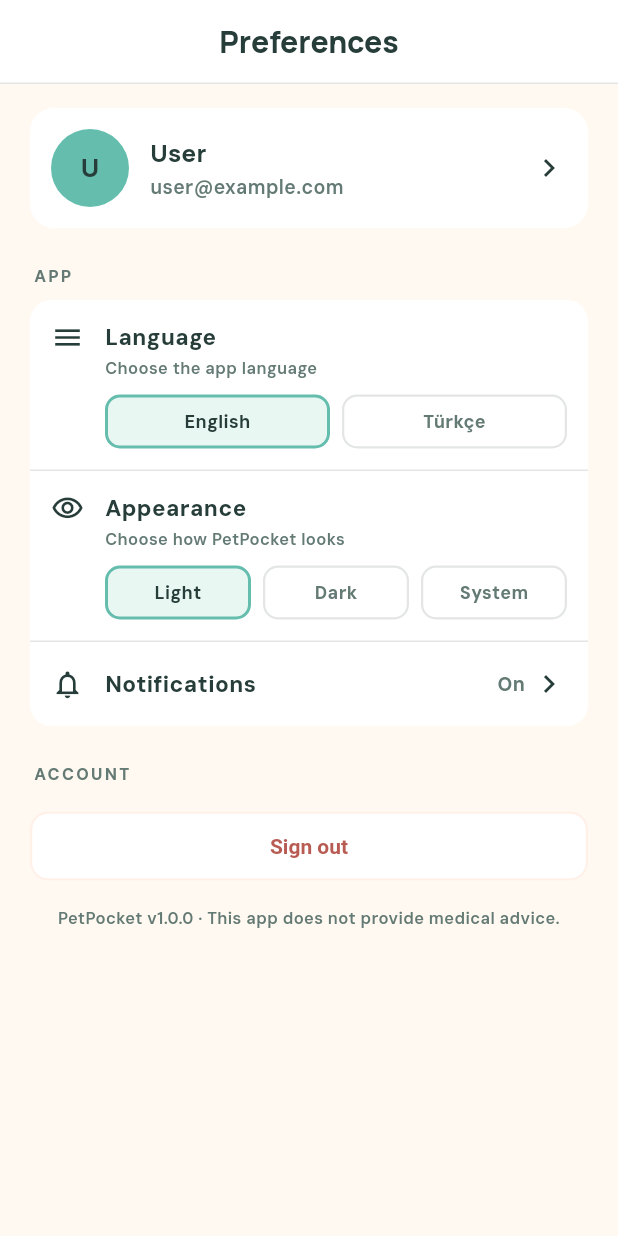
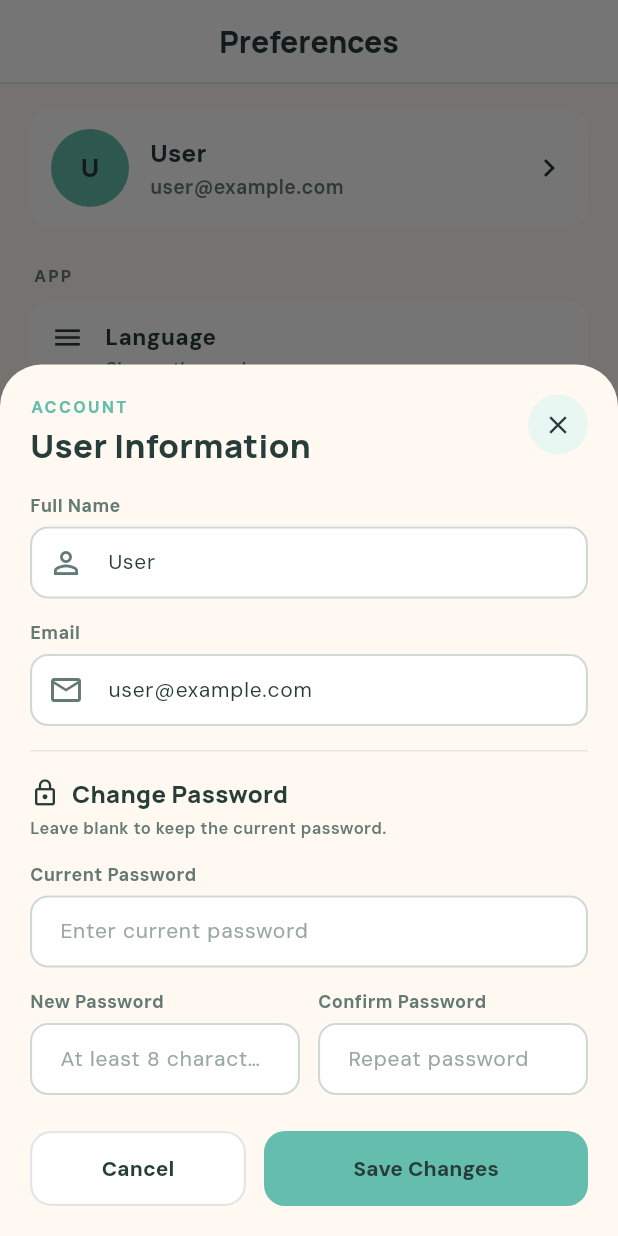
Before and after one commit to betlm/cs310-project, a Flutter app: the PreferencesScreen screen opened directly, after a tap on an icon or button, on a phone screen of 412 x 824 dp. Run offline on Flutter 3.47's test engine with Material 3 defaults, Android fonts, the phone set to English and light mode, and no system bars; our stand-ins replace image_picker.

Commit message:
Add user information full sheet layout

```diff
--- a/lib/screens/settings/preferences_screen.dart
+++ b/lib/screens/settings/preferences_screen.dart
@@ -4,6 +4,7 @@ import '../../data/app_state.dart';
 import '../../routes/app_routes.dart';
 import '../../theme/app_colors.dart';
 import '../../theme/app_spacing.dart';
+import 'user_info_sheet.dart';
 
 /// Bottom navigation tab: Profile.
 /// Shown inside MainShell, so it has no back arrow.
@@ -18,8 +19,12 @@ class PreferencesScreen extends StatefulWidget {
 }
 
 class _PreferencesScreenState extends State<PreferencesScreen> {
-  /// Opens the user information sheet. Added in the next commit.
-  void _openUserInfo() {}
+  /// open the user information sheet
+  Future<void> _openUserInfo() async {
+    await showUserInfoSheet(context);
+    if (!mounted) return;
+    setState(() {});
+  }
 
   /// Opens the notifications sheet (made by Ayça).
   void _openNotifications() {}
--- /dev/null
+++ b/lib/screens/settings/user_info_sheet.dart
@@ -0,0 +1,306 @@
+import 'package:flutter/material.dart';
+
+import '../../data/app_state.dart';
+import '../../theme/app_colors.dart';
+import '../../theme/app_spacing.dart';
+import '../../widgets/form_field_decoration.dart';
+
+/// "User Information" sheet from the bottom,
+/// change their name, e-mail and password
+///
+/// Use it with await and refresh the screen afterwards
+///   await showUserInfoSheet(context);
+///   if (!mounted) return;
+///   setState(() {});
+Future<void> showUserInfoSheet(BuildContext context) async {
+  await showModalBottomSheet<void>(
+    context: context,
+    backgroundColor: AppColors.background,
+    isScrollControlled: true,
+    shape: const RoundedRectangleBorder(
+      borderRadius: BorderRadius.vertical(top: Radius.circular(28)),
+    ),
+    builder: (sheetContext) => const _UserInfoSheet(),
+  );
+}
+
+class _UserInfoSheet extends StatefulWidget {
+  const _UserInfoSheet();
+
+  @override
+  State<_UserInfoSheet> createState() => _UserInfoSheetState();
+}
+
+class _UserInfoSheetState extends State<_UserInfoSheet> {
+  final _formKey = GlobalKey<FormState>();
+
+  // Name and e-mail start with the current values
+  final _nameController = TextEditingController(text: userName);
+  final _emailController = TextEditingController(text: userEmail);
+
+  final _currentPasswordController = TextEditingController();
+  final _newPasswordController = TextEditingController();
+  final _confirmPasswordController = TextEditingController();
+
+  @override
+  void dispose() {
+    _nameController.dispose();
+    _emailController.dispose();
+    _currentPasswordController.dispose();
+    _newPasswordController.dispose();
+    _confirmPasswordController.dispose();
+    super.dispose();
+  }
+
+  /// Saves the changes Filled in in the next commit
+  void _save() {}
+  Widget _label(String text) {
+    return Padding(
+      padding: const EdgeInsets.only(bottom: 6),
+      child: Text(
+        text,
+        style: const TextStyle(
+          fontSize: 12,
+          fontWeight: FontWeight.w700,
+          color: AppColors.secondaryText,
+        ),
+      ),
+    );
+  }
+
+  InputDecoration _inputDecoration(String hint, {IconData? icon}) {
+    return fieldDecoration(hint: hint, icon: icon).copyWith(
+      hintStyle: const TextStyle(fontSize: 14, color: AppColors.hint),
+      contentPadding: const EdgeInsets.symmetric(
+        horizontal: 16,
+        vertical: 13,
+      ),
+    );
+  }
+
+  @override
+  Widget build(BuildContext context) {
+    // Height of the keyboard (0 when it is closed)
+    final keyboardHeight = MediaQuery.of(context).viewInsets.bottom;
+
+    const fieldText = TextStyle(fontSize: 14, color: AppColors.darkGreen);
+
+    return Padding(
+      padding: EdgeInsets.only(bottom: keyboardHeight),
+      child: SafeArea(
+        child: SingleChildScrollView(
+          padding: const EdgeInsets.fromLTRB(20, 20, 20, 20),
+          child: Form(
+            key: _formKey,
+            child: Column(
+              mainAxisSize: MainAxisSize.min,
+              crossAxisAlignment: CrossAxisAlignment.start,
+              children: [
+                // Title and close button
+                Row(
+                  crossAxisAlignment: CrossAxisAlignment.start,
+                  children: [
+                    const Expanded(
+                      child: Column(
+                        crossAxisAlignment: CrossAxisAlignment.start,
+                        children: [
+                          Text(
+                            'ACCOUNT',
+                            style: TextStyle(
+                              fontSize: 11,
+                              fontWeight: FontWeight.w800,
+                              letterSpacing: 1.5,
+                              color: AppColors.primary,
+                            ),
+                          ),
+                          SizedBox(height: 2),
+                          Text(
+                            'User Information',
+                            style: TextStyle(
+                              fontFamily: 'Manrope',
+                              fontSize: 22,
+                              fontWeight: FontWeight.w800,
+                              color: AppColors.darkGreen,
+                            ),
+                          ),
+                        ],
+                      ),
+                    ),
+                    GestureDetector(
+                      onTap: () => Navigator.pop(context),
+                      child: const CircleAvatar(
+                        radius: 20,
+                        backgroundColor: AppColors.lightMint,
+                        child: Icon(
+                          Icons.close,
+                          size: 20,
+                          color: AppColors.darkGreen,
+                        ),
+                      ),
+                    ),
+                  ],
+                ),
+                const SizedBox(height: AppSpacing.md),
+
+                // Name and e-mail
+                _label('Full Name'),
+                TextFormField(
+                  controller: _nameController,
+                  textCapitalization: TextCapitalization.words,
+                  style: fieldText,
+                  decoration: _inputDecoration(
+                    'Your name',
+                    icon: Icons.person_outline,
+                  ),
+                ),
+                const SizedBox(height: 14),
+                _label('Email'),
+                TextFormField(
+                  controller: _emailController,
+                  keyboardType: TextInputType.emailAddress,
+                  style: fieldText,
+                  decoration: _inputDecoration(
+                    'you@example.com',
+                    icon: Icons.mail_outline,
+                  ),
+                ),
+                const SizedBox(height: AppSpacing.md),
+                const Divider(height: 1, color: AppColors.cardBorder),
+                const SizedBox(height: AppSpacing.md),
+
+                // Change password
+                const Row(
+                  children: [
+                    Icon(
+                      Icons.lock_outline,
+                      size: 20,
+                      color: AppColors.darkGreen,
+                    ),
+                    SizedBox(width: 8),
+                    Text(
+                      'Change Password',
+                      style: TextStyle(
+                        fontFamily: 'Manrope',
+                        fontSize: 16,
+                        fontWeight: FontWeight.w800,
+                        color: AppColors.darkGreen,
+                      ),
+                    ),
+                  ],
+                ),
+                const SizedBox(height: 4),
+                const Text(
+                  'Leave blank to keep the current password.',
+                  style: TextStyle(
+                    fontSize: 11,
+                    fontWeight: FontWeight.w600,
+                    color: AppColors.secondaryText,
+                  ),
+                ),
+                const SizedBox(height: 14),
+                _label('Current Password'),
+                TextFormField(
+                  controller: _currentPasswordController,
+                  obscureText: true,
+                  style: fieldText,
+                  decoration: _inputDecoration('Enter current password'),
+                ),
+                const SizedBox(height: 14),
+                Row(
+                  crossAxisAlignment: CrossAxisAlignment.start,
+                  children: [
+                    Expanded(
+                      child: Column(
+                        crossAxisAlignment: CrossAxisAlignment.start,
+                        children: [
+                          _label('New Password'),
+                          TextFormField(
+                            controller: _newPasswordController,
+                            obscureText: true,
+                            style: fieldText,
+                            decoration:
+                                _inputDecoration('At least 8 characters'),
+                          ),
+                        ],
+                      ),
+                    ),
+                    const SizedBox(width: 12),
+                    Expanded(
+                      child: Column(
+                        crossAxisAlignment: CrossAxisAlignment.start,
+                        children: [
+                          _label('Confirm Password'),
+                          TextFormField(
+                            controller: _confirmPasswordController,
+                            obscureText: true,
+                            style: fieldText,
+                            decoration: _inputDecoration('Repeat password'),
+                          ),
+                        ],
+                      ),
+                    ),
+                  ],
+                ),
+                const SizedBox(height: AppSpacing.lg),
+
+                // Buttons
+                Row(
+                  children: [
+                    Expanded(
+                      flex: 2,
+                      child: OutlinedButton(
+                        onPressed: () => Navigator.pop(context),
+                        style: OutlinedButton.styleFrom(
+                          foregroundColor: AppColors.darkGreen,
+                          backgroundColor: AppColors.white,
+                          minimumSize: const Size(0, 50),
+                          padding: const EdgeInsets.symmetric(horizontal: 8),
+                          side: const BorderSide(
+                            color: AppColors.cardBorder,
+                            width: 1.5,
+                          ),
+                          shape: RoundedRectangleBorder(
+                            borderRadius: BorderRadius.circular(14),
+                          ),
+                          textStyle: const TextStyle(
+                            fontFamily: 'DM Sans',
+                            fontSize: 14,
+                            fontWeight: FontWeight.w800,
+                          ),
+                        ),
+                        child: const Text('Cancel'),
+                      ),
+                    ),
+                    const SizedBox(width: 12),
+                    Expanded(
+                      flex: 3,
+                      child: ElevatedButton(
+                        onPressed: _save,
+                        style: ElevatedButton.styleFrom(
+                          backgroundColor: AppColors.primary,
+                          foregroundColor: AppColors.darkGreen,
+                          elevation: 0,
+                          minimumSize: const Size(0, 50),
+                          padding: const EdgeInsets.symmetric(horizontal: 8),
+                          shape: RoundedRectangleBorder(
+                            borderRadius: BorderRadius.circular(14),
+                          ),
+                          textStyle: const TextStyle(
+                            fontFamily: 'DM Sans',
+                            fontSize: 14,
+                            fontWeight: FontWeight.w800,
+                          ),
+                        ),
+                        child: const Text('Save Changes'),
+                      ),
+                    ),
+                  ],
+                ),
+              ],
+            ),
+          ),
+        ),
+      ),
+    );
+  }
+}
```
